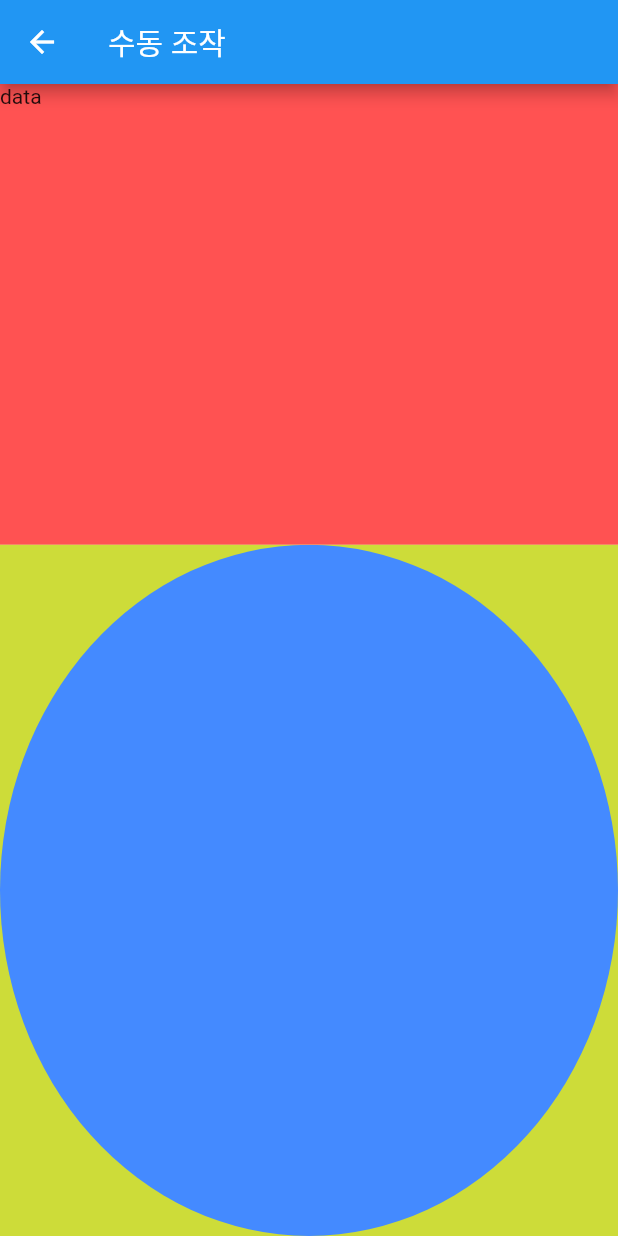
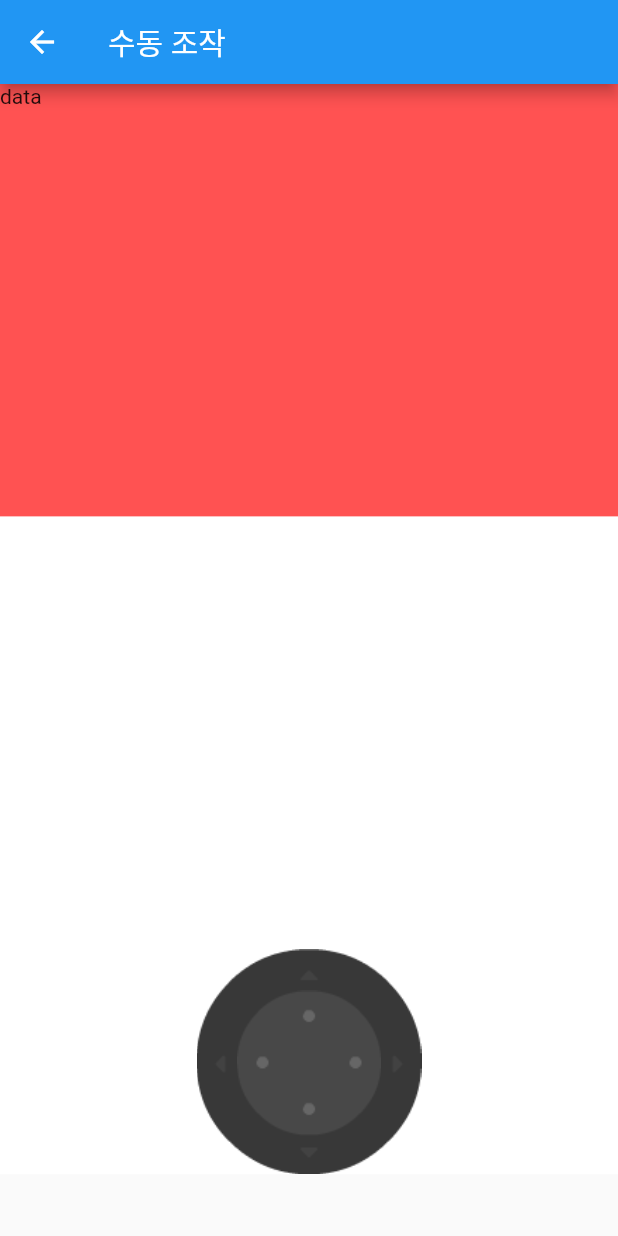
Before and after one commit to disco87/iotapp, a Flutter app: the Manual screen opened by its route, on a phone screen of 412 x 824 dp. Run offline on Flutter 3.47's test engine with Material 2 defaults, Android fonts, the phone set to English and light mode, and no system bars.

Commit message:
Update manul.dart

```diff
--- a/lib/view/manul.dart
+++ b/lib/view/manul.dart
@@ -9,36 +9,61 @@ class Manual extends StatefulWidget {
 class _ManualState extends State<Manual> {
   @override
   Widget build(BuildContext context) {
-
+    double w = MediaQuery.of(context).size.width;
+    double h = MediaQuery.of(context).size.height;
     return Scaffold(
       appBar: AppBar(
         title: Text('수동 조작'),
       ),
-      body: LayoutBuilder(
-        builder: (context, constraints) => Column(
+      body:  Column(
           children: <Widget>[
             Container(
-              height: constraints.constrainHeight() * 0.4,
-              width: constraints.constrainWidth(),
+              height: h * 0.35,
+              width: w,
               color: Colors.redAccent,
               child: Text('data'),
             ),
-            Container(
-              height: constraints.constrainHeight() * 0.6,
-              width: constraints.constrainWidth(),
-              color: Colors.lime,
-              child: ClipOval(
+            LayoutBuilder(
+              builder:(context, constraints) =>  GestureDetector(
+                onPanDown: (details) {
+                  print('x : ${details.localPosition.dx}');
+                  print('y : ${details.localPosition.dy}');
+                },
+                onPanUpdate: (details) {
+                  print('x : ${details.localPosition.dx}');
+                  print('y : ${details.localPosition.dy}');
+                },
                 child: Container(
-                  height: 50.0,
-                  width: 50.0,
-                  color: Colors.blueAccent,
-                  child: Text('data'),
+                  height: h * 0.532,
+                  width: w,
+                  color: Colors.white,
+                    child: Stack(
+                      children: <Widget>[
+                        Positioned(
+                          left: constraints.maxWidth * 0.5 - 75.0,
+                          bottom: 0.0,
+                          child: Container(
+                            child: Image.asset('assets/images/joystick_background.png',width: 150.0,height: 150.0,),
+                          ),
+                        ),
+                        Positioned(
+                          left: constraints.maxWidth * 0.5 - 50.0,
+                          bottom: 0.0 + 24.0,
+                          child: Container(
+                            child: Image.asset('assets/images/joystick_knob.png',width: 100.0,height: 100.0,),
+                          ),
+                        )
+
+                      ],
+
+
+                  ),
                 ),
               ),
             )
           ],
         ),
-      ),
+
     );
   }
 }
```
